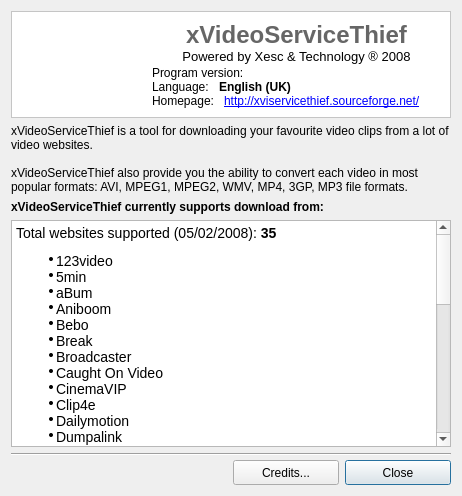
First picture: the form in ui/information.ui, repository ckorn/xvst, before the edit.
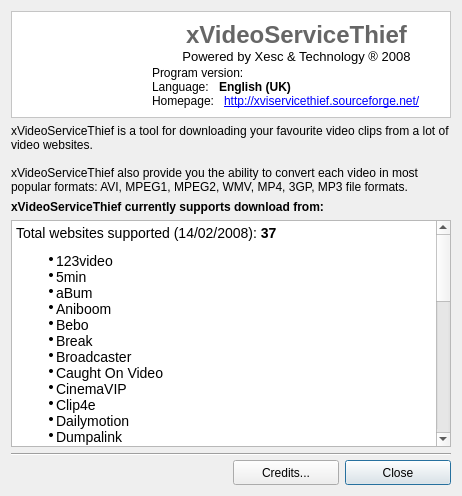
Second picture: the form after the edit. Icons and pictures are not drawn.

```diff
--- a/ui/information.ui
+++ b/ui/information.ui
@@ -206,7 +206,7 @@
       <string>&lt;html>&lt;head>&lt;meta name="qrichtext" content="1" />&lt;style type="text/css">
 p, li { white-space: pre-wrap; }
 &lt;/style>&lt;/head>&lt;body style=" font-family:'MS Shell Dlg 2'; font-size:8.25pt; font-weight:400; font-style:normal;">
-&lt;p style=" margin-top:0px; margin-bottom:0px; margin-left:0px; margin-right:0px; -qt-block-indent:0; text-indent:0px; font-size:8pt;">&lt;span style=" font-family:'Arial'; font-size:large;">Total websites supported (05/02/2008): &lt;/span>&lt;span style=" font-family:'Arial'; font-size:large; font-weight:600;">35&lt;/span>&lt;span style=" font-family:'Arial'; font-size:large;"> &lt;/span>&lt;/p>
+&lt;p style=" margin-top:0px; margin-bottom:0px; margin-left:0px; margin-right:0px; -qt-block-indent:0; text-indent:0px; font-size:8pt;">&lt;span style=" font-family:'Arial'; font-size:large;">Total websites supported (14/02/2008): &lt;/span>&lt;span style=" font-family:'Arial'; font-size:large; font-weight:600;">37&lt;/span>&lt;span style=" font-family:'Arial'; font-size:large;"> &lt;/span>&lt;/p>
 &lt;ul style="-qt-list-indent: 1;">&lt;li style=" font-family:'Arial'; font-size:8pt;" style=" margin-top:12px; margin-bottom:0px; margin-left:0px; margin-right:0px; -qt-block-indent:0; text-indent:0px;">&lt;span style=" font-size:large;">123video &lt;/span>&lt;/li>
 &lt;li style=" font-family:'Arial'; font-size:8pt;" style=" margin-top:0px; margin-bottom:0px; margin-left:0px; margin-right:0px; -qt-block-indent:0; text-indent:0px;">&lt;span style=" font-size:large;">5min &lt;/span>&lt;/li>
 &lt;li style=" font-family:'Arial'; font-size:8pt;" style=" margin-top:0px; margin-bottom:0px; margin-left:0px; margin-right:0px; -qt-block-indent:0; text-indent:0px;">&lt;span style=" font-size:large;">aBum &lt;/span>&lt;/li>
@@ -219,6 +219,7 @@
 &lt;li style=" font-family:'Arial'; font-size:8pt;" style=" margin-top:0px; margin-bottom:0px; margin-left:0px; margin-right:0px; -qt-block-indent:0; text-indent:0px;">&lt;span style=" font-size:large;">Clip4e &lt;/span>&lt;/li>
 &lt;li style=" font-family:'Arial'; font-size:8pt;" style=" margin-top:0px; margin-bottom:0px; margin-left:0px; margin-right:0px; -qt-block-indent:0; text-indent:0px;">&lt;span style=" font-size:large;">Dailymotion &lt;/span>&lt;/li>
 &lt;li style=" font-family:'Arial'; font-size:8pt;" style=" margin-top:0px; margin-bottom:0px; margin-left:0px; margin-right:0px; -qt-block-indent:0; text-indent:0px;">&lt;span style=" font-size:large;">Dumpalink &lt;/span>&lt;/li>
+&lt;li style=" font-family:'Arial'; font-size:8pt;" style=" margin-top:0px; margin-bottom:0px; margin-left:0px; margin-right:0px; -qt-block-indent:0; text-indent:0px;">&lt;span style=" font-size:large;">GameSpot&lt;/span>&lt;/li>
 &lt;li style=" font-family:'Arial'; font-size:8pt;" style=" margin-top:0px; margin-bottom:0px; margin-left:0px; margin-right:0px; -qt-block-indent:0; text-indent:0px;">&lt;span style=" font-size:large;">Glumbert &lt;/span>&lt;/li>
 &lt;li style=" font-family:'Arial'; font-size:8pt;" style=" margin-top:0px; margin-bottom:0px; margin-left:0px; margin-right:0px; -qt-block-indent:0; text-indent:0px;">&lt;span style=" font-size:large;">Google Video &lt;/span>&lt;/li>
 &lt;li style=" font-family:'Arial'; font-size:8pt;" style=" margin-top:0px; margin-bottom:0px; margin-left:0px; margin-right:0px; -qt-block-indent:0; text-indent:0px;">&lt;span style=" font-size:large;">LiveVideo &lt;/span>&lt;/li>
@@ -227,6 +228,7 @@
 &lt;li style=" font-family:'Arial'; font-size:8pt;" style=" margin-top:0px; margin-bottom:0px; margin-left:0px; margin-right:0px; -qt-block-indent:0; text-indent:0px;">&lt;span style=" font-size:large;">MySpaceTv&lt;/span>&lt;/li>
 &lt;li style=" font-family:'Arial'; font-size:8pt;" style=" margin-top:0px; margin-bottom:0px; margin-left:0px; margin-right:0px; -qt-block-indent:0; text-indent:0px;">&lt;span style=" font-size:large;">Sclipo &lt;/span>&lt;/li>
 &lt;li style=" font-family:'Arial'; font-size:8pt;" style=" margin-top:0px; margin-bottom:0px; margin-left:0px; margin-right:0px; -qt-block-indent:0; text-indent:0px;">&lt;span style=" font-size:large;">Spike&lt;/span>&lt;/li>
+&lt;li style=" font-family:'Arial'; font-size:8pt;" style=" margin-top:0px; margin-bottom:0px; margin-left:0px; margin-right:0px; -qt-block-indent:0; text-indent:0px;">&lt;span style=" font-size:large;">Stage6&lt;/span>&lt;/li>
 &lt;li style=" font-family:'Arial'; font-size:8pt;" style=" margin-top:0px; margin-bottom:0px; margin-left:0px; margin-right:0px; -qt-block-indent:0; text-indent:0px;">&lt;span style=" font-size:large;">Tu.tv&lt;/span>&lt;/li>
 &lt;li style=" font-family:'Arial'; font-size:8pt;" style=" margin-top:0px; margin-bottom:0px; margin-left:0px; margin-right:0px; -qt-block-indent:0; text-indent:0px;">&lt;span style=" font-size:large;">Video.ca &lt;/span>&lt;/li>
 &lt;li style=" font-family:'Arial'; font-size:8pt;" style=" margin-top:0px; margin-bottom:0px; margin-left:0px; margin-right:0px; -qt-block-indent:0; text-indent:0px;">&lt;span style=" font-size:large;">VideoLeak &lt;/span>&lt;/li>
```
